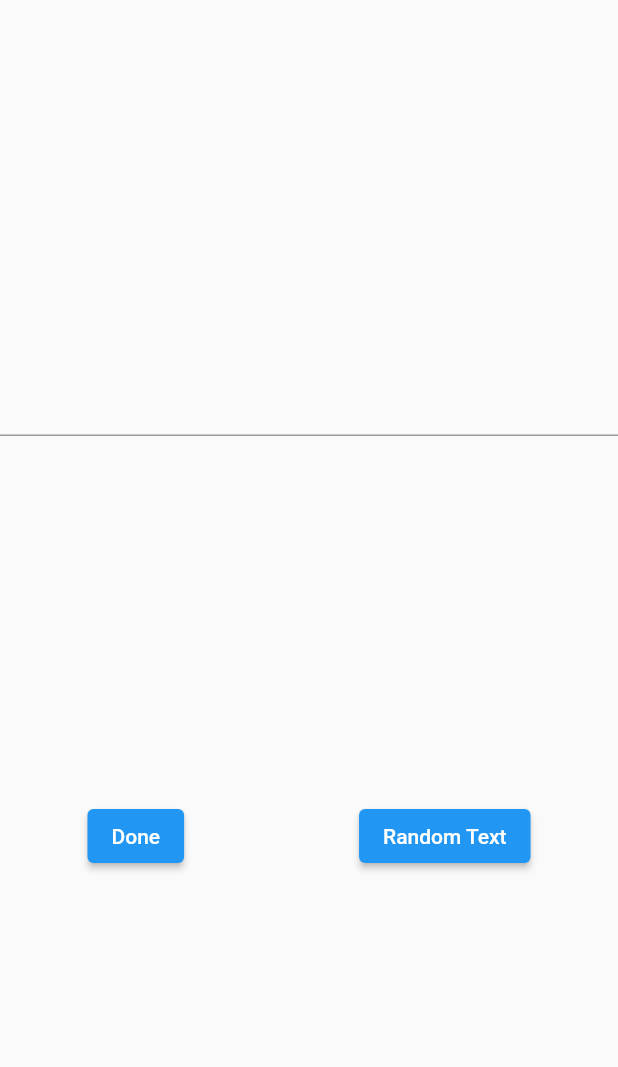
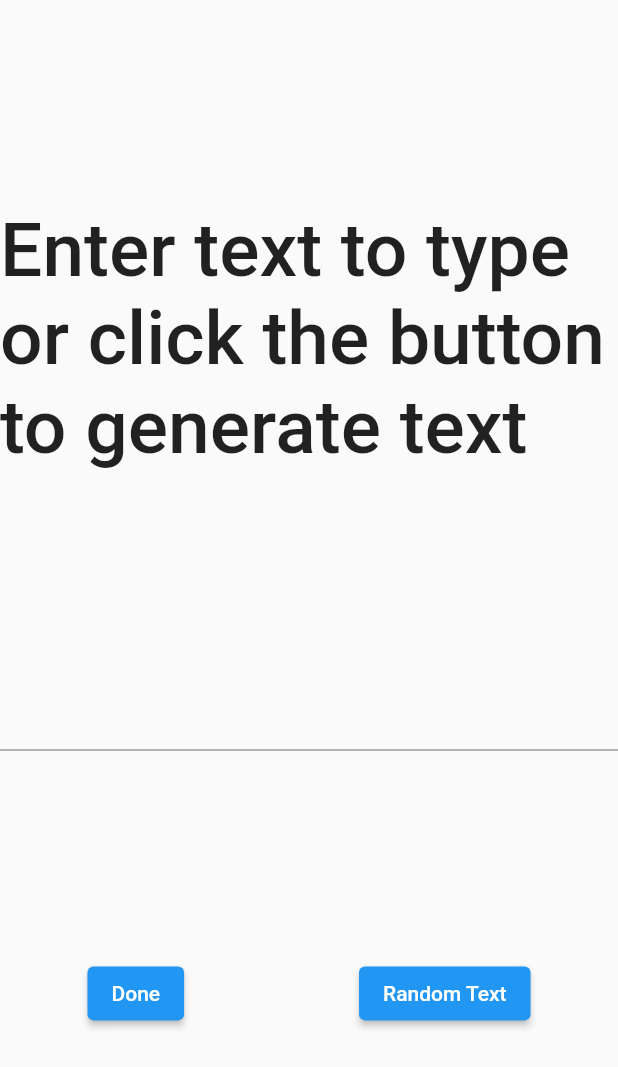
Before and after one commit to AkshDesai04/Flutter-Rapid-Typer, a Flutter app: the screen it shows after launch, on a phone screen of 412 x 824 dp. Shown: the top 1067 px of the screen. Run offline on Flutter 3.47's test engine with Material 2 defaults, Android fonts, the light colour scheme and no system bars.

Commit message:
Pre release commit

```diff
--- a/lib/main.dart
+++ b/lib/main.dart
@@ -36,6 +36,13 @@ class DataPage extends StatelessWidget {
       body: Column(
         mainAxisAlignment: MainAxisAlignment.spaceEvenly,
         children: [
+          Text(
+            "Enter text to type or click the button to generate text",
+            style: TextStyle(
+              fontSize: 50,
+              fontWeight: FontWeight.w500,
+            ),
+          ),
           TextField(
             controller: tfc,
           ),
```
